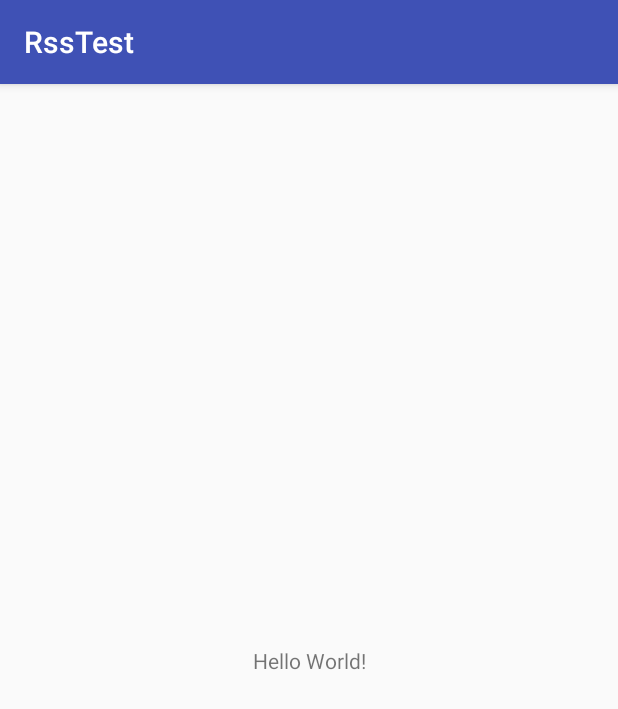
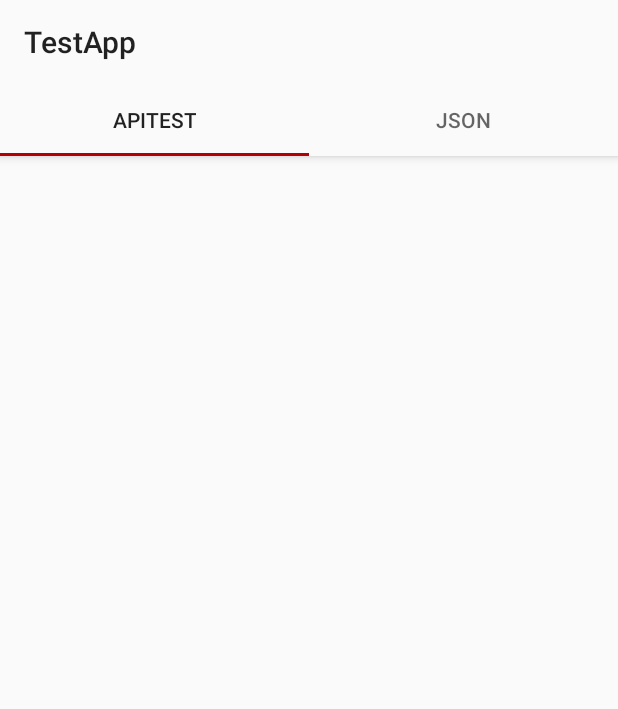
Before and after one commit to Suppoze/RssTest, an Android app: the screen it shows after launch (MainActivity), on a phone screen of 412 x 824 dp. Shown: the top 709 px of the screen. Run offline under Robolectric (Android 15) with nearby library versions, the phone set to English and light mode, and no system bars; our stand-ins replace ButterKnife.

Commit message:
Main activity draft

```diff
--- a/app/build.gradle
+++ b/app/build.gradle
@@ -28,12 +28,6 @@ android {
 dependencies {
     compile fileTree(dir: 'libs', include: ['*.jar'])
 
-//    // Testing
-//    androidTestCompile('com.android.support.test.espresso:espresso-core:2.2.2', {
-//        exclude group: 'com.android.support', module: 'support-annotations'
-//    })
-//    testCompile 'junit:junit:4.12'
-
     // Compatibility
     compile 'com.android.support:appcompat-v7:25.3.1'
     compile 'com.android.support.constraint:constraint-layout:1.0.2'
--- a/app/src/main/java/hu/sokizoltan/rsstest/MainActivity.java
+++ b/app/src/main/java/hu/sokizoltan/rsstest/MainActivity.java
@@ -1,13 +1,43 @@
 package hu.sokizoltan.rsstest;
 
 import android.os.Bundle;
+import android.support.design.widget.AppBarLayout;
+import android.support.design.widget.TabLayout;
+import android.support.v4.view.ViewPager;
 import android.support.v7.app.AppCompatActivity;
 
+import butterknife.BindView;
+
 public class MainActivity extends AppCompatActivity {
+
+    @BindView(R.id.main_activity_appbar)
+    AppBarLayout appBarLayout;
+
+    @BindView(R.id.main_activity_tablayout)
+    TabLayout tabLayout;
+
+    @BindView(R.id.activity_main_viewpager)
+    ViewPager viewPager;
 
     @Override
     protected void onCreate(Bundle savedInstanceState) {
         super.onCreate(savedInstanceState);
         setContentView(R.layout.activity_main);
+
+        initializeActionBar();
+        initializeTabLayout();
+        initializeViewPager();
+    }
+
+    private void initializeActionBar() {
+
+    }
+
+    private void initializeTabLayout() {
+
+    }
+
+    private void initializeViewPager() {
+
     }
 }
--- a/app/src/main/res/layout/activity_main.xml
+++ b/app/src/main/res/layout/activity_main.xml
@@ -1,18 +1,51 @@
 <?xml version="1.0" encoding="utf-8"?>
-<android.support.constraint.ConstraintLayout xmlns:android="http://schemas.android.com/apk/res/android"
+<android.support.design.widget.CoordinatorLayout xmlns:android="http://schemas.android.com/apk/res/android"
     xmlns:app="http://schemas.android.com/apk/res-auto"
-    xmlns:tools="http://schemas.android.com/tools"
     android:layout_width="match_parent"
-    android:layout_height="match_parent"
-    tools:context="hu.sokizoltan.rsstest.MainActivity">
+    android:layout_height="match_parent">
 
-    <TextView
-        android:layout_width="wrap_content"
-        android:layout_height="wrap_content"
-        android:text="Hello World!"
-        app:layout_constraintBottom_toBottomOf="parent"
-        app:layout_constraintLeft_toLeftOf="parent"
-        app:layout_constraintRight_toRightOf="parent"
-        app:layout_constraintTop_toTopOf="parent" />
+    <android.support.design.widget.AppBarLayout
+        android:id="@+id/main_activity_appbar"
+        android:layout_width="match_parent"
+        android:layout_height="wrap_content">
 
-</android.support.constraint.ConstraintLayout>
+        <android.support.v7.widget.Toolbar
+            android:layout_width="match_parent"
+            android:layout_height="?attr/actionBarSize"
+            app:layout_scrollFlags="scroll|enterAlways"
+            app:title="@string/app_name" />
+
+        <android.support.design.widget.TabLayout
+            android:id="@+id/main_activity_tablayout"
+            android:layout_width="match_parent"
+            android:layout_height="wrap_content">
+
+            <android.support.design.widget.TabItem
+                android:layout_width="wrap_content"
+                android:layout_height="wrap_content"
+                android:text="@string/tab_item_apitest" />
+
+            <android.support.design.widget.TabItem
+                android:layout_width="wrap_content"
+                android:layout_height="wrap_content"
+                android:text="@string/tab_item_json" />
+
+        </android.support.design.widget.TabLayout>
+
+    </android.support.design.widget.AppBarLayout>
+
+    <android.support.v4.widget.NestedScrollView
+        android:layout_width="match_parent"
+        android:layout_height="match_parent"
+        app:layout_behavior="android.support.design.widget.AppBarLayout$ScrollingViewBehavior">
+
+        <android.support.v4.view.ViewPager
+            android:id="@+id/activity_main_viewpager"
+            android:layout_width="match_parent"
+            android:layout_height="match_parent">
+
+        </android.support.v4.view.ViewPager>
+
+    </android.support.v4.widget.NestedScrollView>
+
+</android.support.design.widget.CoordinatorLayout>
--- a/app/src/main/res/values/colors.xml
+++ b/app/src/main/res/values/colors.xml
@@ -1,6 +1,14 @@
 <?xml version="1.0" encoding="utf-8"?>
 <resources>
-    <color name="colorPrimary">#3F51B5</color>
-    <color name="colorPrimaryDark">#303F9F</color>
-    <color name="colorAccent">#FF4081</color>
+
+    <color name="rss_white">#FAFAFA</color>
+    <color name="rss_gray">#969696</color>
+    <color name="rss_black">#000000</color>
+    <color name="rss_olive">#b7e1b8</color>
+    <color name="rss_red">#b40000</color>
+
+
+    <color name="colorPrimary">@color/rss_white</color>
+    <color name="colorPrimaryDark">@color/rss_white</color>
+    <color name="colorAccent">@color/rss_red</color>
 </resources>
--- a/app/src/main/res/values/strings.xml
+++ b/app/src/main/res/values/strings.xml
@@ -1,3 +1,6 @@
 <resources>
-    <string name="app_name">RssTest</string>
+    <string name="app_name">TestApp</string>
+
+    <string name="tab_item_apitest">APITEST</string>
+    <string name="tab_item_json">JSON</string>
 </resources>
--- a/app/src/main/res/values/styles.xml
+++ b/app/src/main/res/values/styles.xml
@@ -1,7 +1,7 @@
 <resources>
 
     <!-- Base application theme. -->
-    <style name="AppTheme" parent="Theme.AppCompat.Light.DarkActionBar">
+    <style name="AppTheme" parent="Theme.AppCompat.Light.NoActionBar">
         <!-- Customize your theme here. -->
         <item name="colorPrimary">@color/colorPrimary</item>
         <item name="colorPrimaryDark">@color/colorPrimaryDark</item>
```
Also changed, not shown: 2 other files.
